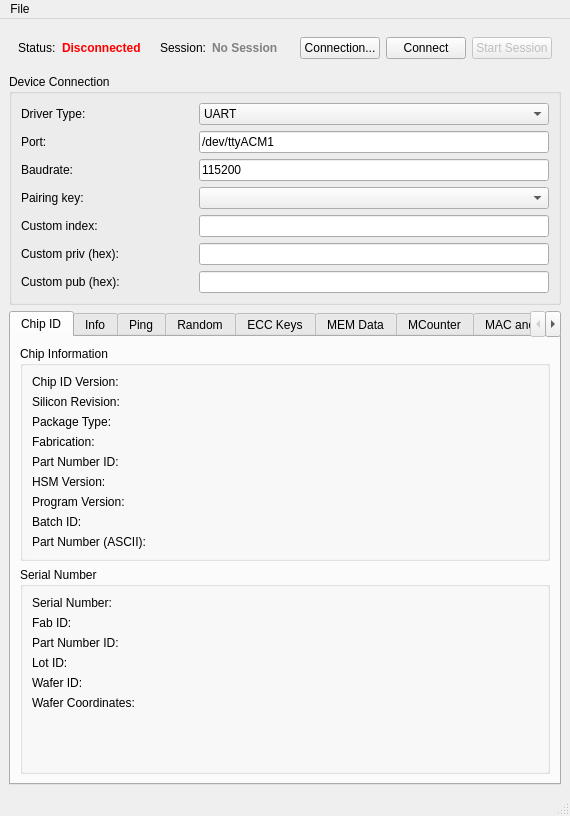
Qt form mainwindow.ui (petrkr/tropic01manager) before a commit.
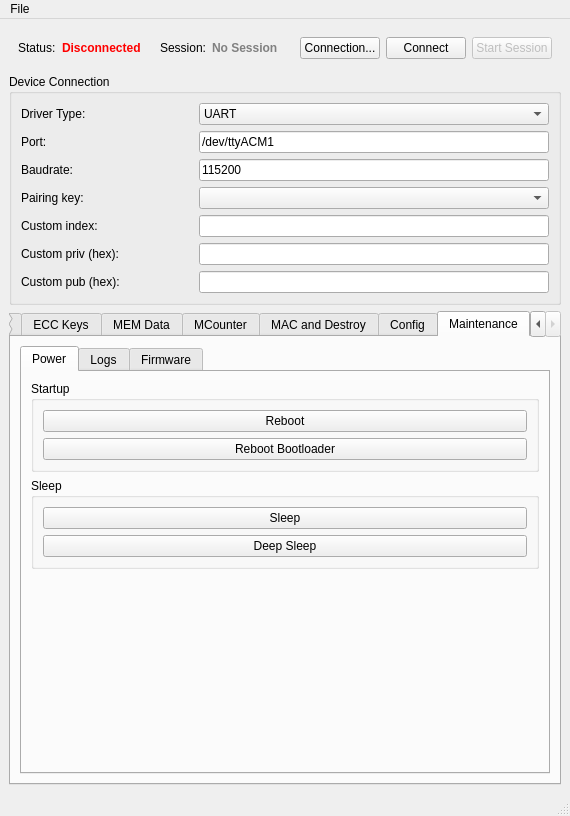
The same form after that commit. The open tabs and pages were chosen to show the change.

Commit message: Maintenance card with power/logs prepare FW

```diff
--- a/mainwindow.ui
+++ b/mainwindow.ui
@@ -1247,6 +1247,130 @@
         </item>
        </layout>
       </widget>
+      <widget class="QWidget" name="tabMaintenance">
+       <attribute name="title">
+        <string>Maintenance</string>
+       </attribute>
+       <layout class="QVBoxLayout" name="layoutMaintenance">
+        <item>
+         <widget class="QTabWidget" name="tabWidgetMaintenance">
+          <property name="currentIndex">
+           <number>0</number>
+          </property>
+          <widget class="QWidget" name="tabMaintenancePower">
+           <attribute name="title">
+            <string>Power</string>
+           </attribute>
+           <layout class="QVBoxLayout" name="layoutMaintenancePower">
+            <item>
+             <widget class="QGroupBox" name="groupMaintenanceStartup">
+              <property name="title">
+               <string>Startup</string>
+              </property>
+              <layout class="QVBoxLayout" name="layoutMaintenanceStartup">
+               <item>
+                <widget class="QPushButton" name="btnMaintenanceStartupReboot">
+                 <property name="text">
+                  <string>Reboot</string>
+                 </property>
+                </widget>
+               </item>
+               <item>
+                <widget class="QPushButton" name="btnMaintenanceStartupBootloader">
+                 <property name="text">
+                  <string>Reboot Bootloader</string>
+                 </property>
+                </widget>
+               </item>
+              </layout>
+             </widget>
+            </item>
+            <item>
+             <widget class="QGroupBox" name="groupMaintenanceSleep">
+              <property name="title">
+               <string>Sleep</string>
+              </property>
+              <layout class="QVBoxLayout" name="layoutMaintenanceSleep">
+               <item>
+                <widget class="QPushButton" name="btnMaintenanceSleep">
+                 <property name="text">
+                  <string>Sleep</string>
+                 </property>
+                </widget>
+               </item>
+               <item>
+                <widget class="QPushButton" name="btnMaintenanceDeepSleep">
+                 <property name="text">
+                  <string>Deep Sleep</string>
+                 </property>
+                </widget>
+               </item>
+              </layout>
+             </widget>
+            </item>
+            <item>
+             <spacer name="verticalSpacerMaintenancePower">
+              <property name="orientation">
+               <enum>Qt::Vertical</enum>
+              </property>
+              <property name="sizeHint" stdset="0">
+               <size>
+                <width>20</width>
+                <height>40</height>
+               </size>
+              </property>
+             </spacer>
+            </item>
+           </layout>
+          </widget>
+          <widget class="QWidget" name="tabMaintenanceLogs">
+           <attribute name="title">
+            <string>Logs</string>
+           </attribute>
+           <layout class="QVBoxLayout" name="layoutMaintenanceLogs">
+            <item>
+             <layout class="QHBoxLayout" name="layoutMaintenanceLogsTop">
+              <item>
+               <widget class="QPushButton" name="btnMaintenanceGetLogs">
+                <property name="text">
+                 <string>Get Logs</string>
+                </property>
+               </widget>
+              </item>
+              <item>
+               <spacer name="horizontalSpacerMaintenanceLogs">
+                <property name="orientation">
+                 <enum>Qt::Horizontal</enum>
+                </property>
+                <property name="sizeHint" stdset="0">
+                 <size>
+                  <width>40</width>
+                  <height>20</height>
+                 </size>
+                </property>
+               </spacer>
+              </item>
+             </layout>
+            </item>
+            <item>
+             <widget class="QPlainTextEdit" name="pteMaintenanceLogs">
+              <property name="readOnly">
+               <bool>true</bool>
+              </property>
+             </widget>
+            </item>
+           </layout>
+          </widget>
+          <widget class="QWidget" name="tabMaintenanceFirmware">
+           <attribute name="title">
+            <string>Firmware</string>
+           </attribute>
+           <layout class="QVBoxLayout" name="layoutMaintenanceFirmware"/>
+          </widget>
+         </widget>
+        </item>
+       </layout>
+      </widget>
      </widget>
     </item>
    </layout>
```
The commit also changes 1 other file.
